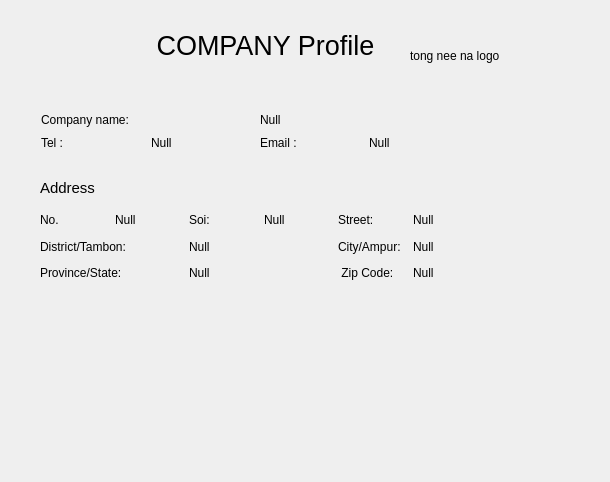
First picture: the form in ui_form/Company_view_profile.ui, repository Sirawap/PathFinder-Project, before the edit.
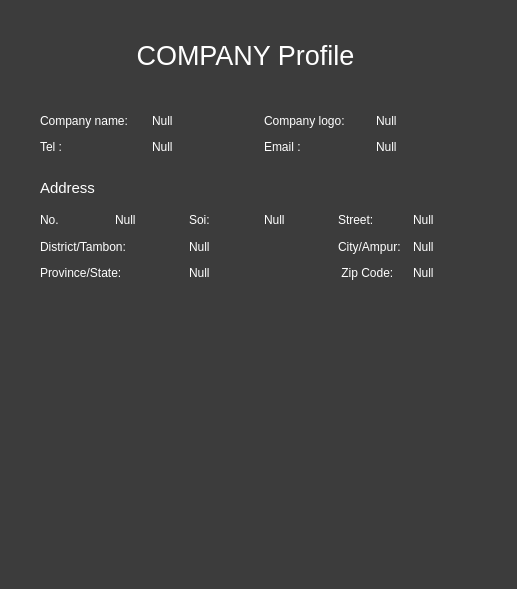
Second picture: the form after the edit.

Commit message:
All UI with stylesheet
Dont ever change all use png background

```diff
--- a/ui_form/Company_view_profile.ui
+++ b/ui_form/Company_view_profile.ui
@@ -6,18 +6,25 @@
    <rect>
     <x>0</x>
     <y>0</y>
-    <width>610</width>
-    <height>482</height>
+    <width>517</width>
+    <height>589</height>
    </rect>
   </property>
   <property name="windowTitle">
    <string>Form</string>
   </property>
+  <property name="styleSheet">
+   <string notr="true">QWidget{
+	background-color: rgb(60,60,60);
+	font: &quot;Arial&quot;;
+	color: white;
+}</string>
+  </property>
   <widget class="QLabel" name="label">
    <property name="geometry">
     <rect>
-     <x>150</x>
-     <y>10</y>
+     <x>130</x>
+     <y>20</y>
      <width>231</width>
      <height>71</height>
     </rect>
@@ -190,35 +197,17 @@
     </item>
    </layout>
   </widget>
-  <widget class="QLabel" name="label_logo">
+  <widget class="QWidget" name="layoutWidget">
    <property name="geometry">
     <rect>
-     <x>410</x>
-     <y>20</y>
-     <width>121</width>
-     <height>71</height>
+     <x>40</x>
+     <y>110</y>
+     <width>441</width>
+     <height>47</height>
     </rect>
    </property>
-   <property name="styleSheet">
-    <string notr="true">QLabel#lebal_logo{
-	border-color: rgb(101, 255, 66);
-}</string>
-   </property>
-   <property name="text">
-    <string>tong nee na logo</string>
-   </property>
-  </widget>
-  <widget class="QWidget" name="">
-   <property name="geometry">
-    <rect>
-     <x>41</x>
-     <y>111</y>
-     <width>431</width>
-     <height>40</height>
-    </rect>
-   </property>
-   <layout class="QVBoxLayout" name="verticalLayout">
-    <item>
+   <layout class="QGridLayout" name="gridLayout_2">
+    <item row="0" column="0">
      <layout class="QHBoxLayout" name="horizontalLayout_8">
       <item>
        <widget class="QLabel" name="label_2">
@@ -236,9 +225,25 @@
       </item>
      </layout>
     </item>
-    <item>
+    <item row="0" column="1">
      <layout class="QHBoxLayout" name="horizontalLayout_9">
       <item>
+       <widget class="QLabel" name="label_comp_logo">
+        <property name="text">
+         <string>Company logo:</string>
+        </property>
+       </widget>
+      </item>
+      <item>
+       <widget class="QLabel" name="label_6">
+        <property name="text">
+         <string>Null</string>
+        </property>
+       </widget>
+      </item>
+     </layout>
+    </item>
+    <item row="1" column="0">
        <layout class="QHBoxLayout" name="horizontalLayout_10">
         <item>
          <widget class="QLabel" name="label_3">
@@ -256,7 +261,7 @@
         </item>
        </layout>
       </item>
-      <item>
+    <item row="1" column="1">
        <layout class="QHBoxLayout" name="horizontalLayout_11">
         <item>
          <widget class="QLabel" name="label_4">
@@ -271,8 +276,6 @@
            <string>Null</string>
           </property>
          </widget>
-        </item>
-       </layout>
       </item>
      </layout>
     </item>
```
Lines whose indentation alone changed are shown as unchanged. The commit also changes 7 other files.
